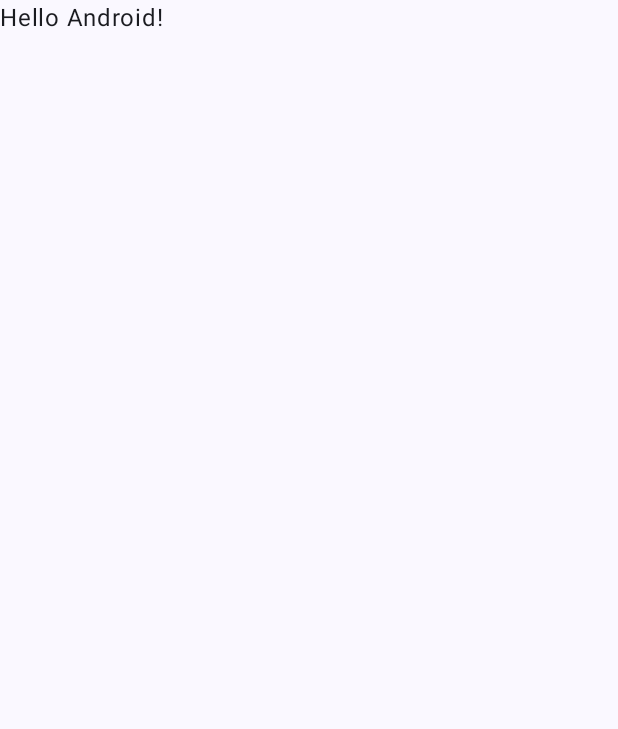
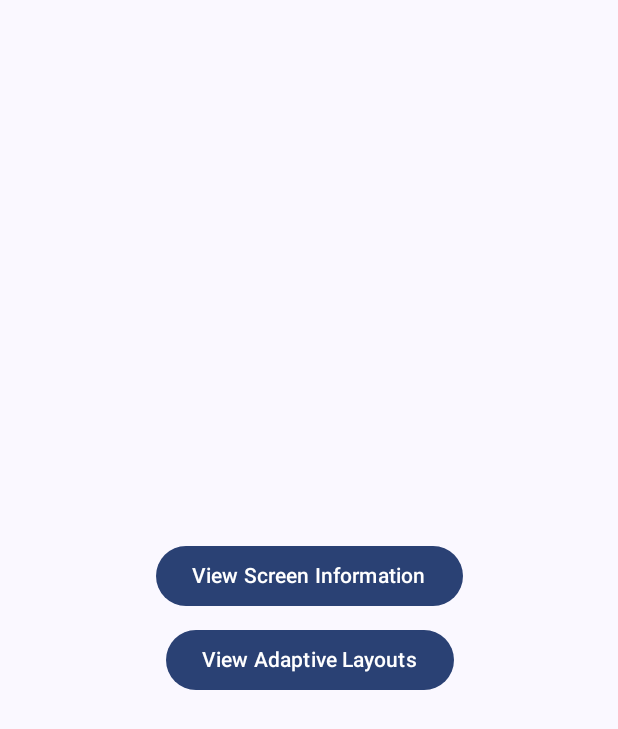
Before and after one commit to oliverspryn/multimodal-spanner, an Android app built with Jetpack Compose: the screen it shows after launch (MainActivity), on a phone screen of 412 x 824 dp. Before the commit the part shown is almost empty. Shown: the top 729 px of the screen. Run offline under Robolectric (Android 15) with nearby library versions, the phone set to English and light mode, and no system bars.

Commit message:
Fixes #3 Create the Screens and Previews

```diff
--- a/app/build.gradle.kts
+++ b/app/build.gradle.kts
@@ -81,6 +81,7 @@ dependencies {
     implementation(Libraries.CORE_KTX)
     implementation(Libraries.MATERIAL)
     implementation(Libraries.MATERIAL_3)
+    implementation(Libraries.NAVIGATION_COMPOSE)
 
     // endregion
 
--- a/app/src/main/java/com/oliverspryn/android/multimodal/MainActivity.kt
+++ b/app/src/main/java/com/oliverspryn/android/multimodal/MainActivity.kt
@@ -3,39 +3,17 @@ package com.oliverspryn.android.multimodal
 import android.os.Bundle
 import androidx.activity.ComponentActivity
 import androidx.activity.compose.setContent
-import androidx.compose.foundation.layout.fillMaxSize
-import androidx.compose.material3.Surface
-import androidx.compose.material3.Text
-import androidx.compose.runtime.Composable
-import androidx.compose.ui.Modifier
-import androidx.compose.ui.tooling.preview.Preview
-import com.oliverspryn.android.multimodal.ui.theme.MultimodalSpannerTheme
+import androidx.compose.material3.ExperimentalMaterial3Api
+import com.oliverspryn.android.multimodal.ui.MultimodalSpanner
 
+@ExperimentalMaterial3Api
 class MainActivity : ComponentActivity() {
+
     override fun onCreate(savedInstanceState: Bundle?) {
         super.onCreate(savedInstanceState)
 
         setContent {
-            MultimodalSpannerTheme {
-                Surface(
-                    modifier = Modifier.fillMaxSize()
-                ) {
-                    Greeting("Android")
-                }
-            }
+            MultimodalSpanner()
         }
     }
 }
-
-@Composable
-fun Greeting(name: String) {
-    Text(text = "Hello $name!")
-}
-
-@Preview(showBackground = true)
-@Composable
-fun DefaultPreview() {
-    MultimodalSpannerTheme {
-        Greeting("Android")
-    }
-}
--- /dev/null
+++ b/app/src/main/java/com/oliverspryn/android/multimodal/ui/MultimodalSpanner.kt
@@ -0,0 +1,25 @@
+package com.oliverspryn.android.multimodal.ui
+
+import androidx.compose.foundation.layout.padding
+import androidx.compose.material3.ExperimentalMaterial3Api
+import androidx.compose.material3.Scaffold
+import androidx.compose.runtime.Composable
+import androidx.compose.ui.Modifier
+import androidx.navigation.compose.rememberNavController
+import com.oliverspryn.android.multimodal.ui.navigation.MultimodalSpannerNavGraph
+import com.oliverspryn.android.multimodal.ui.theme.MultimodalSpannerTheme
+
+@ExperimentalMaterial3Api
+@Composable
+fun MultimodalSpanner() {
+    MultimodalSpannerTheme {
+        val navController = rememberNavController()
+
+        Scaffold { innerPadding ->
+            MultimodalSpannerNavGraph(
+                navController = navController,
+                modifier = Modifier.padding(innerPadding)
+            )
+        }
+    }
+}
--- /dev/null
+++ b/app/src/main/java/com/oliverspryn/android/multimodal/ui/home/HomeRoute.kt
@@ -0,0 +1,14 @@
+package com.oliverspryn.android.multimodal.ui.home
+
+import androidx.compose.runtime.Composable
+
+@Composable
+fun HomeRoute(
+    onViewScreenInfoButtonTap: () -> Unit,
+    onViewAdaptiveLayoutsButtonTap: () -> Unit
+) {
+    HomeScreen(
+        onViewScreenInfoButtonTap = onViewScreenInfoButtonTap,
+        onViewAdaptiveLayoutsButtonTap = onViewAdaptiveLayoutsButtonTap
+    )
+}
--- /dev/null
+++ b/app/src/main/java/com/oliverspryn/android/multimodal/ui/home/HomeScreen.kt
@@ -0,0 +1,60 @@
+package com.oliverspryn.android.multimodal.ui.home
+
+import android.content.res.Configuration.UI_MODE_NIGHT_YES
+import androidx.compose.foundation.layout.Box
+import androidx.compose.foundation.layout.Column
+import androidx.compose.foundation.layout.Spacer
+import androidx.compose.foundation.layout.fillMaxSize
+import androidx.compose.foundation.layout.height
+import androidx.compose.material3.Button
+import androidx.compose.material3.Text
+import androidx.compose.runtime.Composable
+import androidx.compose.ui.Alignment
+import androidx.compose.ui.Modifier
+import androidx.compose.ui.res.stringResource
+import androidx.compose.ui.tooling.preview.Preview
+import androidx.compose.ui.unit.dp
+import com.oliverspryn.android.multimodal.R
+import com.oliverspryn.android.multimodal.ui.theme.MultimodalSpannerTheme
+
+@Composable
+fun HomeScreen(
+    onViewScreenInfoButtonTap: () -> Unit,
+    onViewAdaptiveLayoutsButtonTap: () -> Unit
+) {
+    Box(
+        contentAlignment = Alignment.Center,
+        modifier = Modifier.fillMaxSize()
+    ) {
+        Column(
+            horizontalAlignment = Alignment.CenterHorizontally
+        ) {
+            Button(
+                onClick = onViewScreenInfoButtonTap
+            ) {
+                Text(text = stringResource(id = R.string.view_screen_info))
+            }
+
+            Spacer(modifier = Modifier.height(8.dp))
+
+            Button(
+                onClick = onViewAdaptiveLayoutsButtonTap
+            ) {
+                Text(text = stringResource(id = R.string.view_adaptive_layouts))
+            }
+        }
+    }
+}
+
+@Preview(name = "Light Mode", showBackground = true)
+@Preview(name = "Dark Mode", showBackground = true, uiMode = UI_MODE_NIGHT_YES)
+@Preview(name = "Full Preview", showSystemUi = true)
+@Composable
+fun PreviewHomeScreen() {
+    MultimodalSpannerTheme {
+        HomeScreen(
+            onViewScreenInfoButtonTap = { },
+            onViewAdaptiveLayoutsButtonTap = { }
+        )
+    }
+}
--- /dev/null
+++ b/app/src/main/java/com/oliverspryn/android/multimodal/ui/navigation/MultimodalSpannerNavGraph.kt
@@ -0,0 +1,37 @@
+package com.oliverspryn.android.multimodal.ui.navigation
+
+import androidx.compose.runtime.Composable
+import androidx.compose.ui.Modifier
+import androidx.navigation.NavHostController
+import androidx.navigation.compose.NavHost
+import androidx.navigation.compose.composable
+import com.oliverspryn.android.multimodal.ui.adaptivelayouts.AdaptiveLayoutsRoute
+import com.oliverspryn.android.multimodal.ui.home.HomeRoute
+import com.oliverspryn.android.multimodal.ui.screeninfo.ScreenInfoRoute
+
+@Composable
+fun MultimodalSpannerNavGraph(
+    navController: NavHostController,
+    modifier: Modifier
+) {
+    NavHost(
+        navController = navController,
+        startDestination = Destinations.Home,
+        modifier = modifier
+    ) {
+        composable(Destinations.Home) {
+            HomeRoute(
+                onViewScreenInfoButtonTap = { navController.navigate(Destinations.ScreenInfo) },
+                onViewAdaptiveLayoutsButtonTap = { navController.navigate(Destinations.AdaptiveLayouts) }
+            )
+        }
+
+        composable(Destinations.ScreenInfo) {
+            ScreenInfoRoute()
+        }
+
+        composable(Destinations.AdaptiveLayouts) {
+            AdaptiveLayoutsRoute()
+        }
+    }
+}
--- a/app/src/main/res/values/strings.xml
+++ b/app/src/main/res/values/strings.xml
@@ -1,4 +1,14 @@
 <?xml version="1.0" encoding="utf-8"?>
 <resources>
     <string name="app_name">MultimodalSpanner</string>
+
+    <string name="view_screen_info">View Screen Information</string>
+    <string name="view_adaptive_layouts">View Adaptive Layouts</string>
+
+    <string name="hinge_position">Foldable Hinge Position:</string>
+    <string name="hinge_position_coordinates" context="Shows the foldable hinge's location with respect to the screen's overall size. e.g.: Top: 0, Bottom: 1920, Left: 540, Right: 540">Top: %1$s, Bottom: %2$s, Left: %3$s, Right: %4$s</string>
+    <string name="hinge_position_size" context="Shows the foldable hinge's vertical or horizontal size, depending on the device's orientation. e.g.: Width: 0, Height: 1920">Width: %1$s, Height: %2$s</string>
+
+    <string name="no_item_selected">No Item Selected :(</string>
+    <string name="selected_item" context="Shows the selected number from the list in the details screen. e.g.: You selected: 42">You selected: %1$s</string>
 </resources>
--- a/buildSrc/src/main/kotlin/Libraries.kt
+++ b/buildSrc/src/main/kotlin/Libraries.kt
@@ -8,6 +8,7 @@ object Libraries {
     const val CORE_KTX = "androidx.core:core-ktx"
     const val MATERIAL = "com.google.android.material:material"
     const val MATERIAL_3 = "androidx.compose.material3:material3"
+    const val NAVIGATION_COMPOSE = "androidx.navigation:navigation-compose"
 
     // endregion
 
--- a/buildSrc/src/main/kotlin/Versions.kt
+++ b/buildSrc/src/main/kotlin/Versions.kt
@@ -31,6 +31,7 @@ object Versions {
     const val CORE_KTX = "1.7.0"
     const val MATERIAL = "1.6.0-alpha01"
     const val MATERIAL_3 = "1.0.0-alpha02"
+    const val NAVIGATION_COMPOSE = "2.4.0-beta02"
 
     // endregion
 
--- a/constraints/build.gradle.kts
+++ b/constraints/build.gradle.kts
@@ -13,6 +13,7 @@ dependencies {
         api("${Libraries.CORE_KTX}:${Versions.CORE_KTX}")
         api("${Libraries.MATERIAL}:${Versions.MATERIAL}")
         api("${Libraries.MATERIAL_3}:${Versions.MATERIAL_3}")
+        api("${Libraries.NAVIGATION_COMPOSE}:${Versions.NAVIGATION_COMPOSE}")
 
         // endregion
 
```
Also changed, not shown: app/src/main/java/com/oliverspryn/android/multimodal/ui/adaptivelayouts/AdaptiveLayoutsDetailScreen.kt (added, +42 -0 lines), app/src/main/java/com/oliverspryn/android/multimodal/ui/adaptivelayouts/AdaptiveLayoutsListScreen.kt (added, +71 -0 lines), app/src/main/java/com/oliverspryn/android/multimodal/ui/adaptivelayouts/AdaptiveLayoutsRoute.kt (added, +8 -0 lines), app/src/main/java/com/oliverspryn/android/multimodal/ui/navigation/Destinations.kt (added, +7 -0 lines), app/src/main/java/com/oliverspryn/android/multimodal/ui/screeninfo/ScreenInfoRoute.kt (added, +8 -0 lines), app/src/main/java/com/oliverspryn/android/multimodal/ui/screeninfo/ScreenInfoScreen.kt (added, +92 -0 lines).
